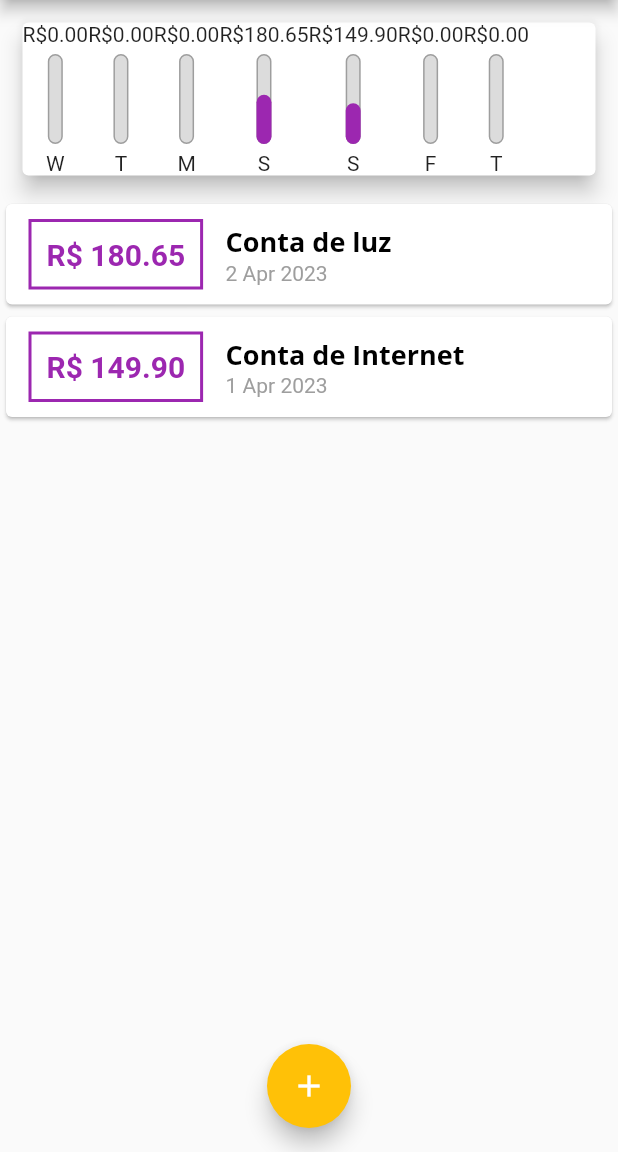
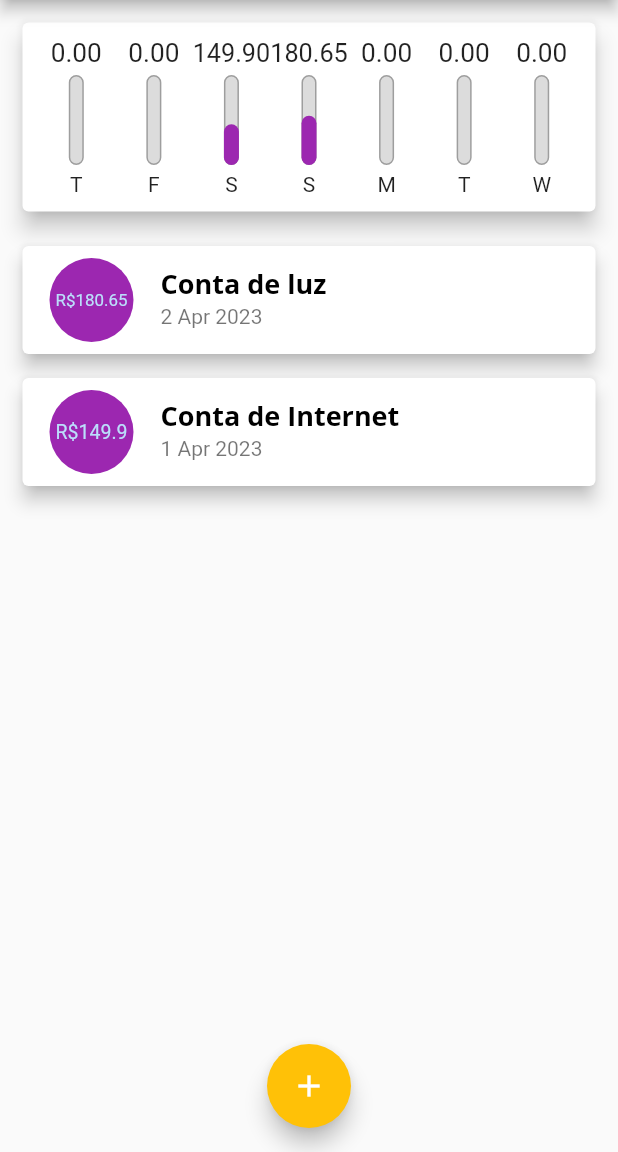
Before and after one commit to MoisesAlvarenga/Expenses, a Flutter app: the screen it shows after launch, on a phone screen of 412 x 824 dp, the part 84-1236 px from its top. Run offline on Flutter 3.47's test engine with Material 2 defaults, Android fonts, the phone set to English and light mode, and no system bars.

Commit message:
Mudando formato do card

```diff
--- a/lib/components/chart.dart
+++ b/lib/components/chart.dart
@@ -27,13 +27,11 @@ class Chart extends StatelessWidget {
           totalSum += recentTransaction[i].value;
         }
       }
-      print(DateFormat.E().format(weekDay)[0]);
-      print(totalSum);
       return {
         'day': DateFormat.E().format(weekDay)[0],
         'value': totalSum,
       };
-    });
+    }).reversed.toList();
   }
 
   double get _weekTotalValue {
@@ -48,14 +46,21 @@ class Chart extends StatelessWidget {
     return Card(
       elevation: 6,
       margin: EdgeInsets.all(15),
+      child: Padding(
+        padding: const EdgeInsets.all(10),
         child: Row(
+            mainAxisAlignment: MainAxisAlignment.spaceAround,
             children: groupedTransactions.map((tr) {
-        return ChartBar(
+              return Flexible(
+                fit: FlexFit.tight,
+                child: ChartBar(
                   label: tr['day'].toString(),
                   value: tr['value'] as double,
                   percentage: (tr['value'] as double) / _weekTotalValue,
+                ),
               );
             }).toList()),
+      ),
     );
   }
 }
--- a/lib/components/chart_bar.dart
+++ b/lib/components/chart_bar.dart
@@ -17,7 +17,12 @@ class ChartBar extends StatelessWidget {
   Widget build(BuildContext context) {
     return Column(
       children: [
-        Text('R\$${value.toStringAsFixed(2)}'),
+        Container(
+          height: 20,
+          child: FittedBox(
+            child: Text('${value.toStringAsFixed(2)}'),
+          ),
+        ),
         SizedBox(height: 5),
         Container(
           height: 60,
--- a/lib/components/transaction_list.dart
+++ b/lib/components/transaction_list.dart
@@ -38,49 +38,25 @@ class TransactionList extends StatelessWidget {
               itemBuilder: (ctx, index) {
                 final tr = transactions[index];
                 return Card(
-                  child: Row(
-                    children: <Widget>[
-                      Container(
-                        margin:
-                            EdgeInsets.symmetric(horizontal: 15, vertical: 10),
-                        decoration: BoxDecoration(
-                          border: Border.all(
-                            color: Colors.purple,
-                            width: 2,
-                          ),
-                        ),
-                        padding: EdgeInsets.all(10),
-                        child: Text(
-                          'R\$ ${tr.value.toStringAsFixed(2)}',
-                          style: TextStyle(
-                            fontWeight: FontWeight.bold,
-                            fontSize: 20,
-                            color: Colors.purple,
-                          ),
-                        ),
+                  elevation: 5,
+                  margin: EdgeInsets.symmetric(
+                    vertical: 8,
+                    horizontal: 15,
+                  ),
+                  child: ListTile(
+                    leading: CircleAvatar(
+                      backgroundColor: Theme.of(context).colorScheme.primary,
+                      radius: 30,
+                      child: Padding(
+                        padding: const EdgeInsets.all(6),
+                        child: FittedBox(child: Text('R\$${tr.value}')),
                       ),
-                      Column(
-                        crossAxisAlignment: CrossAxisAlignment.start,
-                        children: <Widget>[
-                          Container(
-                            child: Text(
-                              // style: TextStyle(
-                              //   fontWeight: FontWeight.bold,
-                              //   fontSize: 16,
-                              // ),
-                              tr.title,
-                              style: Theme.of(context).textTheme.headline6,
-                            ),
-                          ),
-                          Container(
-                            child: Text(
-                              DateFormat('d MMM y').format(tr.date),
-                              style: TextStyle(color: Colors.grey),
-                            ),
-                          )
-                        ],
-                      ),
-                    ],
+                    ),
+                    title: Text(
+                      tr.title,
+                      style: Theme.of(context).textTheme.headline6,
+                    ),
+                    subtitle: Text(DateFormat('d MMM y').format(tr.date)),
                   ),
                 );
               },
```
Lines whose indentation alone changed are shown as unchanged.
